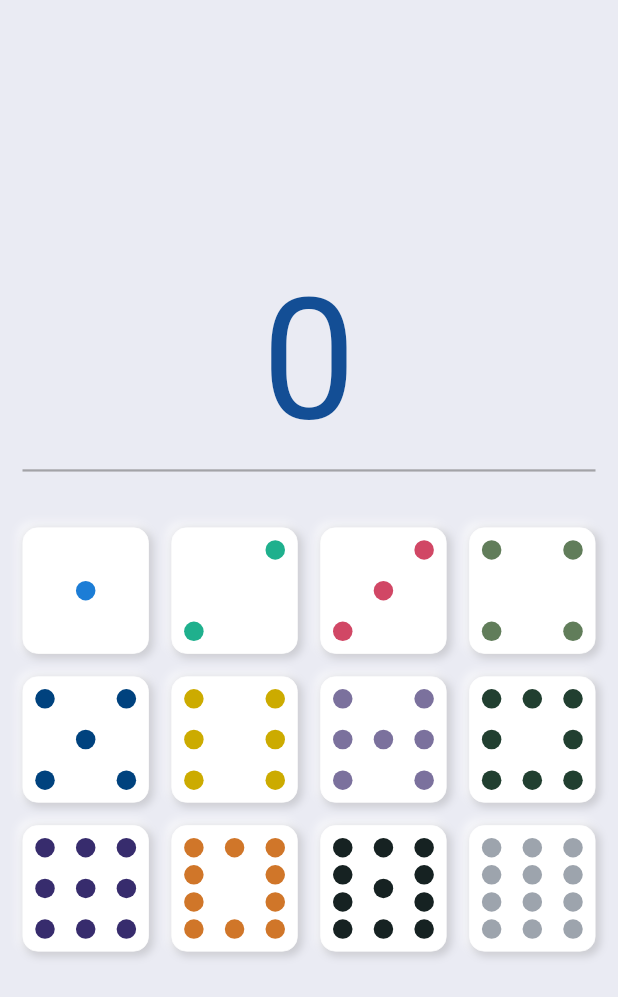
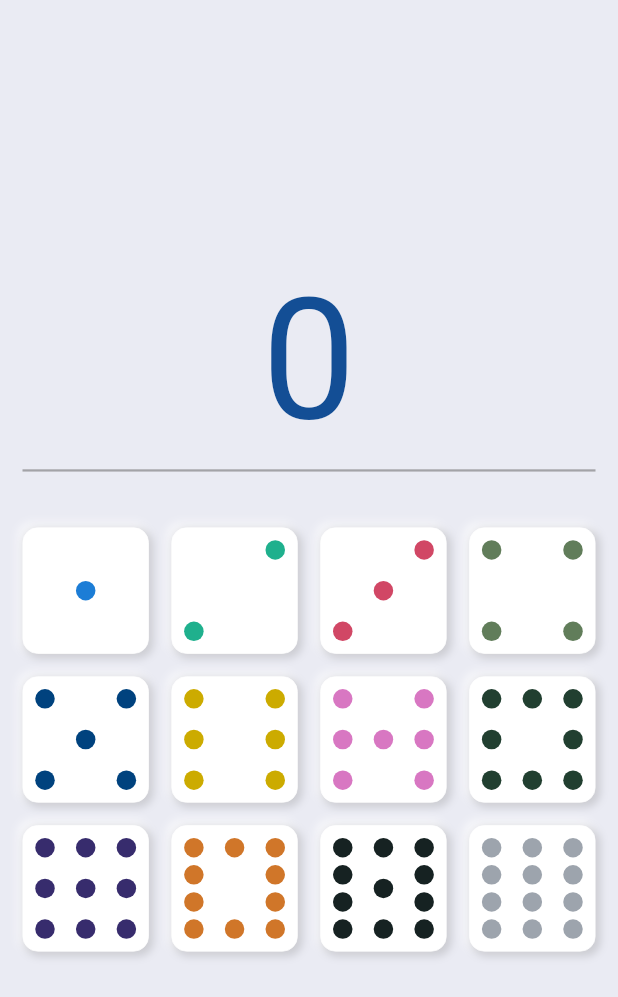
Before and after one commit to esron/mexican_calculator, a Flutter app: the screen it shows after launch, on a phone screen of 412 x 824 dp. Shown: the top 997 px of the screen. Run offline on Flutter 3.47's test engine with Material 2 defaults, Android fonts, the phone set to English and light mode, and no system bars.

Commit message:
Changes the color of the dominoe seven

```diff
--- a/lib/widgets/domino_piece.dart
+++ b/lib/widgets/domino_piece.dart
@@ -406,7 +406,7 @@ class DominoSeven extends StatelessWidget {
               height: 13,
               width: 13,
               decoration: BoxDecoration(
-                color: Color(0xFF7b719d),
+                color: Color(0xFFD877C2),
                 shape: BoxShape.circle,
               ),
             ),
@@ -414,7 +414,7 @@ class DominoSeven extends StatelessWidget {
               height: 13,
               width: 13,
               decoration: BoxDecoration(
-                color: Color(0xFF7b719d),
+                color: Color(0xFFD877C2),
                 shape: BoxShape.circle,
               ),
             ),
@@ -422,7 +422,7 @@ class DominoSeven extends StatelessWidget {
               height: 13,
               width: 13,
               decoration: BoxDecoration(
-                color: Color(0xFF7b719d),
+                color: Color(0xFFD877C2),
                 shape: BoxShape.circle,
               ),
             ),
@@ -435,7 +435,7 @@ class DominoSeven extends StatelessWidget {
               height: 13,
               width: 13,
               decoration: BoxDecoration(
-                color: Color(0xFF7b719d),
+                color: Color(0xFFD877C2),
                 shape: BoxShape.circle,
               ),
             ),
@@ -448,7 +448,7 @@ class DominoSeven extends StatelessWidget {
               height: 13,
               width: 13,
               decoration: BoxDecoration(
-                color: Color(0xFF7b719d),
+                color: Color(0xFFD877C2),
                 shape: BoxShape.circle,
               ),
             ),
@@ -456,7 +456,7 @@ class DominoSeven extends StatelessWidget {
               height: 13,
               width: 13,
               decoration: BoxDecoration(
-                color: Color(0xFF7b719d),
+                color: Color(0xFFD877C2),
                 shape: BoxShape.circle,
               ),
             ),
@@ -464,7 +464,7 @@ class DominoSeven extends StatelessWidget {
               height: 13,
               width: 13,
               decoration: BoxDecoration(
-                color: Color(0xFF7b719d),
+                color: Color(0xFFD877C2),
                 shape: BoxShape.circle,
               ),
             ),
```
